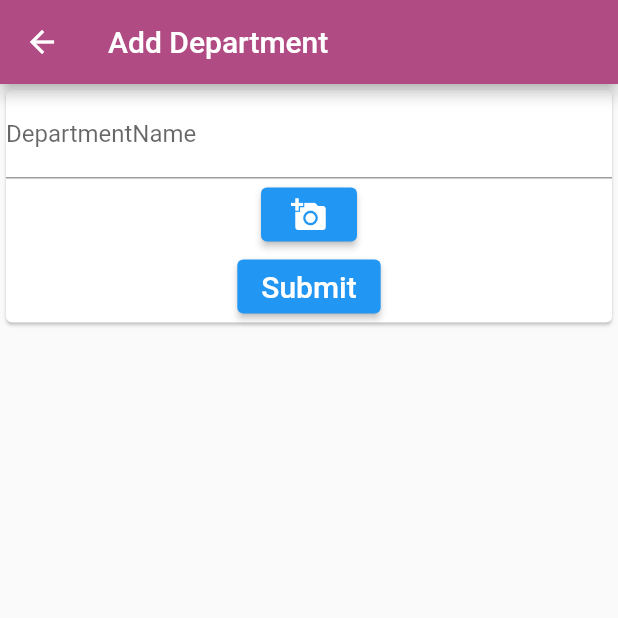
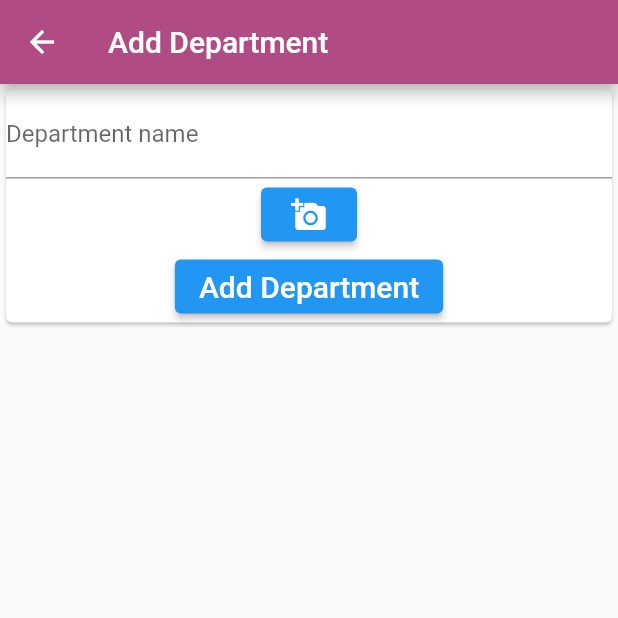
Before and after one commit to JuiD24/Decor_my_home, a Flutter app: the AddDepartment screen opened directly, on a phone screen of 412 x 824 dp, the top half of it. Run offline on Flutter 3.47's test engine with Material 2 defaults, Android fonts, the phone set to English and light mode, and no system bars; our stand-ins replace cloud_firestore, firebase_auth, firebase_core, firebase_storage, google_sign_in, image_picker and 1 more; accounts and stored records are empty.

Commit message:
Final commit

```diff
--- a/decor_my_home/lib/pages/Cart/cartProductProvider.dart
+++ b/decor_my_home/lib/pages/Cart/cartProductProvider.dart
@@ -81,7 +81,6 @@ class CartProductProviderState extends State<CartProductProvider> {
           if (!snapshot.hasData) {
             return const Text("Loading Products");
           } else {
-            print(snapshot.data!.docs[0]);
             return Row(
               mainAxisAlignment: MainAxisAlignment.spaceEvenly,
               children: [
--- a/decor_my_home/lib/pages/Category/addCategory.dart
+++ b/decor_my_home/lib/pages/Category/addCategory.dart
@@ -119,7 +119,7 @@ class AddCategory extends StatelessWidget {
                           TextFormField(
                             controller: _controller,
                             decoration: const InputDecoration(
-                                labelText: 'CategoryName'),
+                                labelText: 'Category name'),
                             validator: (value) {
                               if (value == null || value.trim().isEmpty) {
                                 return 'This field is required';
@@ -136,7 +136,7 @@ class AddCategory extends StatelessWidget {
                               onPressed: () {
                                 _upload(context);
                               },
-                              child: const Text("Submit",
+                              child: const Text("Add Category",
                                   style: TextStyle(fontSize: 20))),
                         ],
                       ))))),
--- a/decor_my_home/lib/pages/Department/addDepartment.dart
+++ b/decor_my_home/lib/pages/Department/addDepartment.dart
@@ -123,7 +123,7 @@ class _AddDepartmentState extends State<AddDepartment> {
                           TextFormField(
                             controller: _controller,
                             decoration: const InputDecoration(
-                                labelText: 'DepartmentName'),
+                                labelText: 'Department name'),
                             validator: (value) {
                               if (value == null || value.trim().isEmpty) {
                                 return 'This field is required';
@@ -140,7 +140,7 @@ class _AddDepartmentState extends State<AddDepartment> {
                               onPressed: () {
                                 _upload();
                               },
-                              child: const Text("Submit",
+                              child: const Text("Add Department",
                                   style: TextStyle(fontSize: 20))),
                         ],
                       ))))),
--- a/decor_my_home/lib/pages/Product/addProduct.dart
+++ b/decor_my_home/lib/pages/Product/addProduct.dart
@@ -130,7 +130,7 @@ class AddProduct extends StatelessWidget {
                           TextFormField(
                             controller: _controller,
                             decoration: const InputDecoration(
-                                labelText: 'Product Desc'),
+                                labelText: 'Product Description'),
                             validator: (value) {
                               if (value == null || value.trim().isEmpty) {
                                 return 'This field is required';
--- a/decor_my_home/lib/pages/login.dart
+++ b/decor_my_home/lib/pages/login.dart
@@ -19,9 +19,8 @@ class _LoginState extends State<Login> {
 
   @override
   void initState() {
-    // TODO: implement initState
     super.initState();
-    // isSignedIn();
+    isSignedIn();
   }
 
   void isSignedIn() async {
```
Also changed, not shown: decor_my_home/lib/components/drawer.dart (+0 -38 lines), decor_my_home/lib/pages/Product/productDetails.dart (+16 -9 lines).
